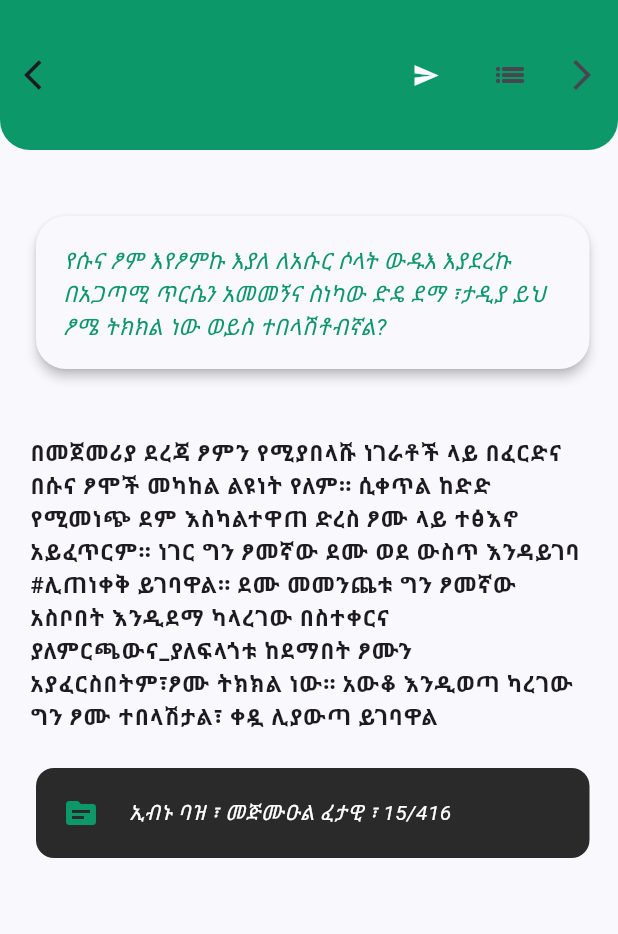
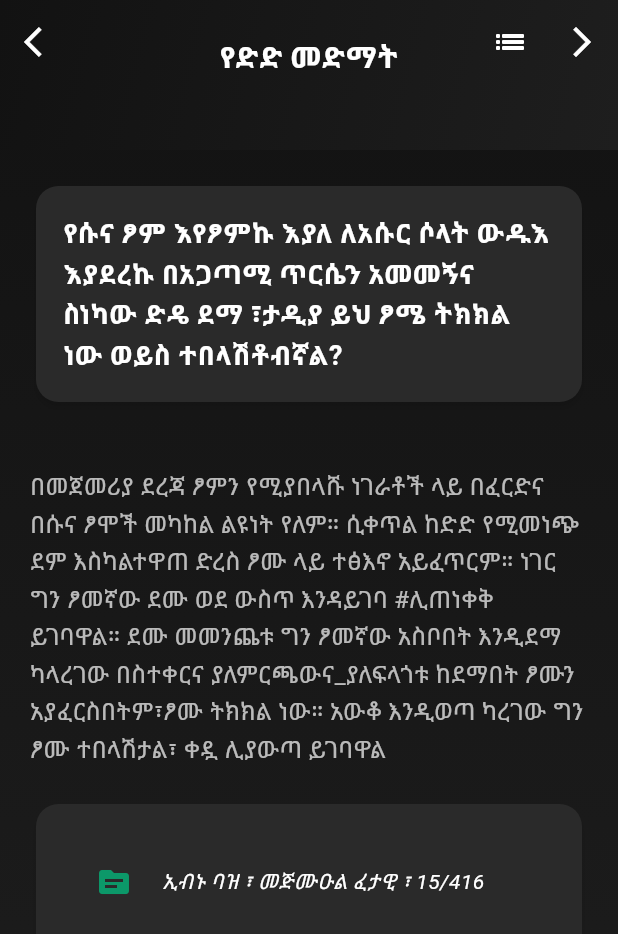
Before and after one commit to abduseK/Ye-Elm-Kazna, a Flutter app: the Page1 screen opened directly, after a tap on the "arrow back ios" icon, on a phone screen of 412 x 824 dp. Shown: the top 934 px of the screen. Run offline on Flutter 3.47's test engine with Material 3 defaults, Android fonts, the phone set to English and light mode, and no system bars; our stand-ins replace marquee, share.

Commit message:
updage on Tsom page UI

```diff
--- a/lib/pages/page1.dart
+++ b/lib/pages/page1.dart
@@ -1,7 +1,5 @@
 import 'package:flutter/material.dart';
-import 'package:ye_elm_kazna/constants.dart';
 import 'package:ye_elm_kazna/files/listfiles.dart';
-import 'package:share/share.dart';
 import 'package:ye_elm_kazna/widgets/refractor_widgets.dart';
 
 class Page1 extends StatefulWidget {
@@ -10,107 +8,160 @@ class Page1 extends StatefulWidget {
 }
 
 class _Page1State extends State<Page1> {
-  @override
   int barNumber = 0;
   int textNumber = 0;
   int sourceNumber = 0;
   int questionNumber = 0;
 
+  void updateNumbers(int change) {
+    setState(() {
+      barNumber += change;
+      textNumber += change;
+      sourceNumber += change;
+      questionNumber += change;
+
+      if (barNumber < 0) {
+        barNumber = 0;
+        textNumber = 0;
+        sourceNumber = 0;
+        questionNumber = 0;
+      } else if (barNumber > 13) {
+        barNumber = 13;
+        textNumber = 13;
+        sourceNumber = 13;
+        questionNumber = 13;
+      }
+    });
+  }
+
+  @override
   Widget build(BuildContext context) {
     return Scaffold(
-      backgroundColor: Color(0xFFF9F8FD),
-      appBar: AppBar(
-        flexibleSpace: Text(
-          "\n\n\n\n\n\n            " + appTitless[barNumber],
-          style: TextStyle(color: kBackgroundColor),
+      extendBodyBehindAppBar: true,
+      appBar: PreferredSize(
+        preferredSize: Size.fromHeight(100.0),
+        child: AppBar(
+          backgroundColor: Colors.transparent,
+          elevation: 0,
+          flexibleSpace: Container(
+            decoration: BoxDecoration(
+              gradient: LinearGradient(
+                colors: [Color(0xFF121212), Color(0xFF1E1E1E)], // Dark gradient
+                begin: Alignment.topLeft,
+                end: Alignment.bottomRight,
               ),
-        backgroundColor: Color(0xFF0C9869),
-        toolbarHeight: 100.0,
-        shape: RoundedRectangleBorder(
-            borderRadius: BorderRadius.only(
-                bottomLeft: Radius.circular(20),
-                bottomRight: Radius.circular(20))),
+            ),
+          ),
+          centerTitle: true,
+          title: Padding(
+            padding: const EdgeInsets.only(top: 20.0),
+            child: Text(
+              appTitless[barNumber],
+              style: TextStyle(
+                fontSize: 20,
+                fontWeight: FontWeight.bold,
+                color: Colors.white, // White text for contrast
+              ),
+            ),
+          ),
           leading: IconButton(
-          onPressed: () {
-            setState(() {
-              barNumber--;
-              textNumber--;
-              sourceNumber--;
-              questionNumber--;
-              if (barNumber < 0) {
-                barNumber = 0;
-                questionNumber = 0;
-                sourceNumber = 0;
-                textNumber = 0;
-              }
-            });
-          },
-          icon: Icon(Icons.arrow_back_ios),
+            onPressed: () => updateNumbers(-1),
+            icon: Icon(Icons.arrow_back_ios, color: Colors.white),
           ),
           actions: [
-          TextButton(
-            onPressed: () {
-              Share.share(
-                texts[textNumber],
-              );
-            },
-            child: Icon(
-              Icons.send,
-              color: kBackgroundColor,
-            ),
+            // IconButton(
+            //   onPressed: () => Share.share(texts[textNumber]),
+            //   icon: Icon(Icons.send, color: Colors.white),
+            // ),
+            IconButton(
+              onPressed: () => Navigator.pop(context),
+              icon: Icon(Icons.list_sharp, color: Colors.white),
             ),
             IconButton(
-              onPressed: () {
-                Navigator.pop(context);
-              },
-              icon: Icon(Icons.list_sharp)),
-          IconButton(
-            onPressed: () {
-              setState(() {
-                barNumber++;
-                textNumber++;
-                sourceNumber++;
-                questionNumber++;
-                if (barNumber > 13) {
-                  barNumber = 13;
-                  questionNumber = 13;
-                  sourceNumber = 13;
-                  textNumber = 13;
-                }
-              });
-            },
-            icon: Icon(Icons.arrow_forward_ios),
+              onPressed: () => updateNumbers(1),
+              icon: Icon(Icons.arrow_forward_ios, color: Colors.white),
             ),
           ],
         ),
-      body: SingleChildScrollView(
+      ),
+      body: Stack(
+        children: [
+          // Dark background
+          Container(
+            decoration: BoxDecoration(
+              gradient: LinearGradient(
+                colors: [
+                  Color(0xFF121212),
+                  Color(0xFF1E1E1E)
+                ], // Dark gradient background
+                begin: Alignment.topCenter,
+                end: Alignment.bottomCenter,
+              ),
+            ),
+          ),
+          // Main content
+          SingleChildScrollView(
             child: Padding(
-          padding: const EdgeInsets.only(left: 20.0, top: 40.0, right: 15.0),
+              padding:
+                  const EdgeInsets.symmetric(horizontal: 20.0, vertical: 120.0),
               child: Column(
+                crossAxisAlignment: CrossAxisAlignment.start,
                 children: [
+                  // Question Card
                   Card(
-                elevation: 3,
+                    color: Color(0xFF2A2A2A), // Darker card background
                     shape: RoundedRectangleBorder(
-                    borderRadius: BorderRadius.circular(20)),
-                color: kBackgroundColor,
+                      borderRadius: BorderRadius.circular(15),
+                    ),
+                    elevation: 2, // Minimal shadow
+                    shadowColor: Colors.black.withOpacity(0.5),
                     child: Padding(
                       padding: const EdgeInsets.all(18.0),
-                  child:
-                      Text(questions[questionNumber], style: questionTextStyle),
+                      child: Text(
+                        questions[questionNumber],
+                        style: TextStyle(
+                          fontSize: 18,
+                          fontWeight: FontWeight.w600,
+                          color: Colors.white, // Light text for contrast
                         ),
                       ),
-              SizedBox(
-                height: 40.0,
                     ),
-              Text(texts[textNumber], style: mainTextStyle),
-              SizedBox(
-                height: 20.0,
                   ),
-              NewCard(sourceNumber: sourceNumber)
+                  SizedBox(height: 40.0),
+
+                  // Main Text Content
+                  Text(
+                    texts[textNumber],
+                    style: TextStyle(
+                      fontSize: 16,
+                      color: Colors
+                          .white70, // Slightly muted white text for body content
+                      height: 1.5,
+                    ),
+                  ),
+
+                  SizedBox(height: 20.0),
+
+                  // Source Card
+                  Card(
+                    color: Color(
+                        0xFF2A2A2A), // Same dark background for consistency
+                    shape: RoundedRectangleBorder(
+                      borderRadius: BorderRadius.circular(15),
+                    ),
+                    elevation: 2, // Subtle shadow
+                    shadowColor: Colors.black.withOpacity(0.5),
+                    child: Padding(
+                      padding: const EdgeInsets.all(18.0),
+                      child: NewCard(sourceNumber: sourceNumber),
+                    ),
+                  ),
                 ],
               ),
             ),
           ),
+        ],
+      ),
     );
   }
 }
```
Lines whose indentation alone changed are shown as unchanged.
